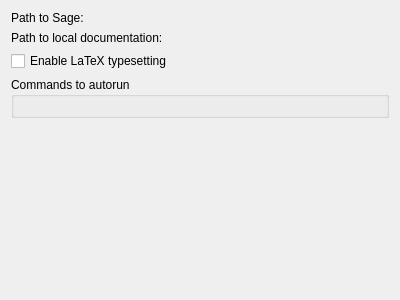
First picture: the form in src/backends/sage/settings.ui, repository KDE/cantor, before the edit.
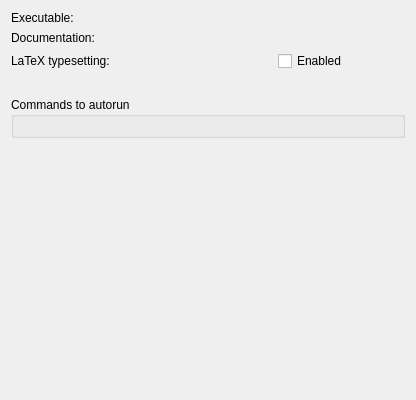
Second picture: the form after the edit. Custom widgets are drawn as their Qt base class.

Commit message: Improved and unified the layout in the setting dialogs for the different backend systems.

```diff
--- a/src/backends/sage/settings.ui
+++ b/src/backends/sage/settings.ui
@@ -6,54 +6,69 @@
    <rect>
     <x>0</x>
     <y>0</y>
-    <width>400</width>
-    <height>300</height>
+    <width>416</width>
+    <height>400</height>
    </rect>
   </property>
-  <layout class="QVBoxLayout" name="verticalLayout">
-   <item>
-    <layout class="QHBoxLayout" name="horizontalLayout">
-     <item>
+  <layout class="QGridLayout" name="gridLayout">
+   <item row="0" column="0" colspan="2">
       <widget class="QLabel" name="label">
        <property name="text">
-        <string>Path to Sage:</string>
+      <string>Executable:</string>
        </property>
       </widget>
      </item>
-     <item>
+   <item row="0" column="2">
       <widget class="KUrlRequester" name="kcfg_Path"/>
      </item>
-    </layout>
-   </item>
-   <item>
-    <layout class="QHBoxLayout" name="horizontalLayoutDoc">
-     <item>
+   <item row="1" column="0" colspan="2">
       <widget class="QLabel" name="label2">
        <property name="text">
-        <string>Path to local documentation:</string>
+      <string>Documentation:</string>
        </property>
       </widget>
      </item>
-     <item>
+   <item row="1" column="2">
       <widget class="KUrlRequester" name="kcfg_localDoc">
        <property name="toolTip">
         <string>If empty, the &quot;Show help&quot; action will show the default online documentation. Otherwise, the specified URL will be opened.</string>
        </property>
       </widget>
      </item>
-    </layout>
+   <item row="2" column="0" colspan="2">
+    <widget class="QLabel" name="label_2">
+     <property name="text">
+      <string>LaTeX typesetting:</string>
+     </property>
+    </widget>
    </item>
-   <item>
+   <item row="2" column="2">
     <widget class="QCheckBox" name="kcfg_allowLatex">
      <property name="toolTip">
       <string>Sage LaTeX output not always correct, so latex typesetting can be disabled for better experience</string>
      </property>
      <property name="text">
-      <string>Enable LaTeX typesetting</string>
+      <string>Enabled</string>
      </property>
     </widget>
    </item>
-   <item>
+   <item row="3" column="1">
+    <spacer name="verticalSpacer_3">
+     <property name="orientation">
+      <enum>Qt::Vertical</enum>
+     </property>
+     <property name="sizeType">
+      <enum>QSizePolicy::Fixed</enum>
+     </property>
+     <property name="sizeHint" stdset="0">
+      <size>
+       <width>20</width>
+       <height>20</height>
+      </size>
+     </property>
+    </spacer>
+   </item>
+   <item row="4" column="0" colspan="3">
     <widget class="QGroupBox" name="groupBox">
      <property name="toolTip">
       <string>Commands to automatically run on start. They can be useful for loading needed modules, changing environment, etc.</string>
@@ -68,7 +83,7 @@
      </layout>
     </widget>
    </item>
-   <item>
+   <item row="5" column="0">
     <spacer name="verticalSpacer">
      <property name="orientation">
       <enum>Qt::Vertical</enum>
@@ -86,7 +101,7 @@
  <customwidgets>
   <customwidget>
    <class>KUrlRequester</class>
-   <extends>QFrame</extends>
+   <extends>QWidget</extends>
    <header>kurlrequester.h</header>
    <container>1</container>
   </customwidget>
```
Left out of the diff: 2 changed lines with no effect on the pictures. Lines whose indentation alone changed are shown as unchanged. The commit also changes 6 other files.
